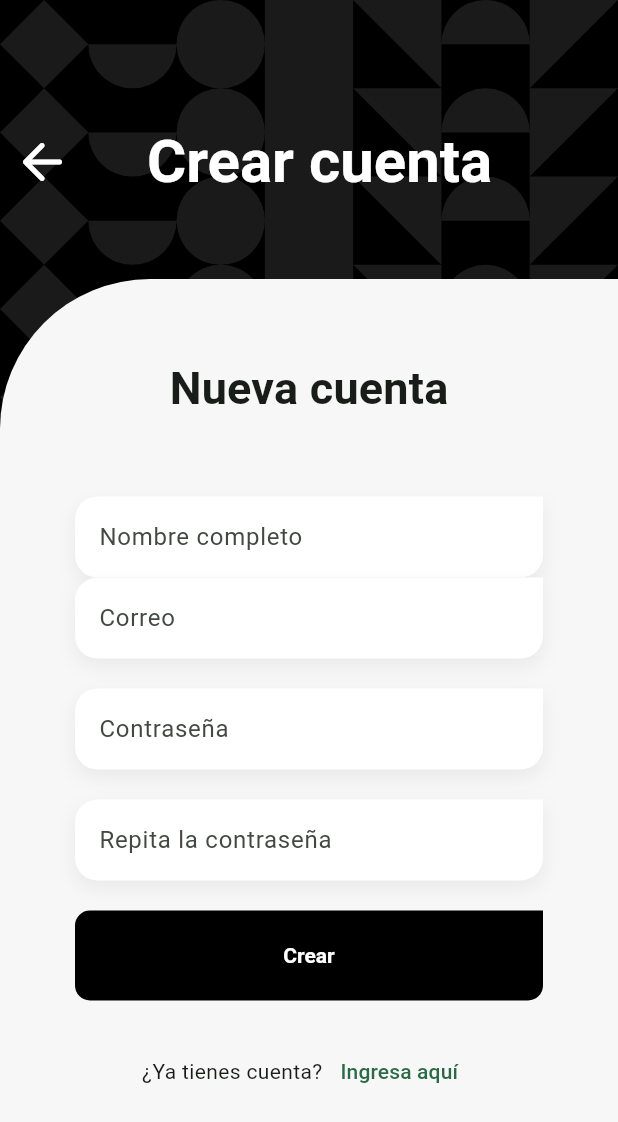
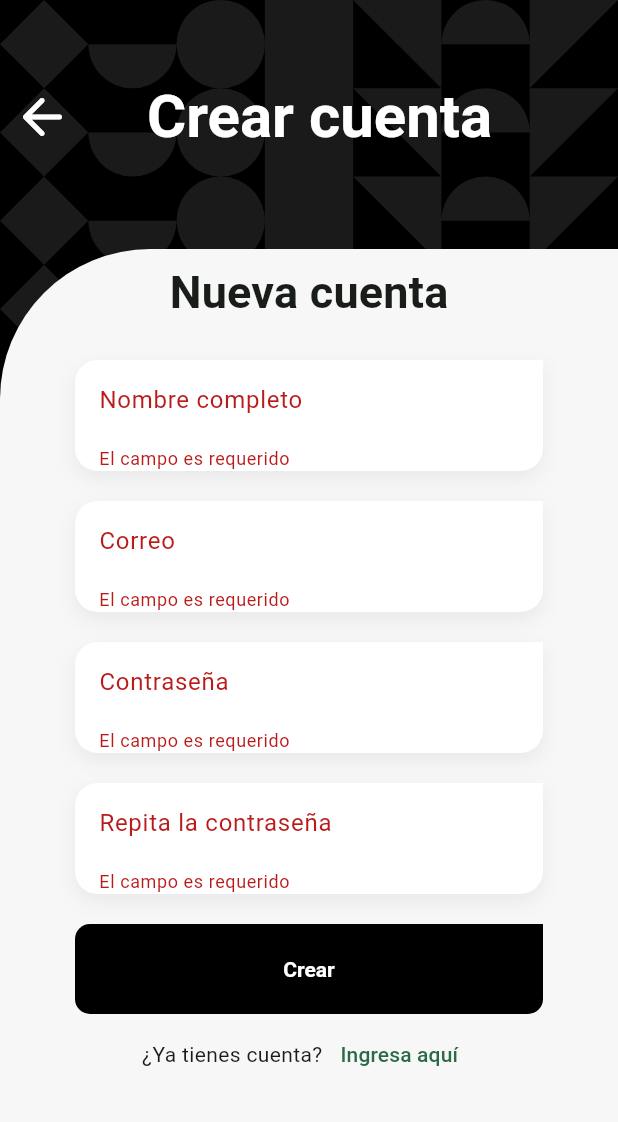
Before and after one commit to FrancoDev7/TesloShop-Flutter, a Flutter app: the RegisterScreen screen opened by its route, after a tap on "Crear", on a phone screen of 412 x 824 dp. Shown: the top 1122 px of the screen. Run offline on Flutter 3.47's test engine with Material 2 defaults, Android fonts, the phone set to English and light mode, and no system bars; our stand-ins replace dio, flutter_dotenv, flutter_riverpod, formz, go_router, google_fonts and 2 more; accounts and stored records are empty; project files that could hold a hidden picture were left out.

Commit message:
warning en register

```diff
--- a/lib/features/auth/presentation/providers/providers.dart
+++ b/lib/features/auth/presentation/providers/providers.dart
@@ -1 +1,2 @@
 export 'login_form_provider.dart';
+export 'register_form_provider.dart';
--- a/lib/features/auth/presentation/screens/register_screen.dart
+++ b/lib/features/auth/presentation/screens/register_screen.dart
@@ -1,5 +1,7 @@
 import 'package:flutter/material.dart';
+import 'package:flutter_riverpod/flutter_riverpod.dart';
 import 'package:go_router/go_router.dart';
+import 'package:teslo_shop/features/auth/presentation/providers/providers.dart';
 import 'package:teslo_shop/features/shared/shared.dart';
 
 class RegisterScreen extends StatelessWidget {
@@ -20,7 +22,7 @@ class RegisterScreen extends StatelessWidget {
         child: Column(
           crossAxisAlignment: CrossAxisAlignment.center,
           children: [
-            const SizedBox(height: 80),
+            const SizedBox(height: 50),
             // Icon Banner
             Row(
               crossAxisAlignment: CrossAxisAlignment.center,
@@ -40,7 +42,7 @@ class RegisterScreen extends StatelessWidget {
               ],
             ),
 
-            const SizedBox(height: 50),
+            const SizedBox(height: 60),
 
             Container(
               height: size.height - 260, // 80 los dos sizebox y 100 el ícono
@@ -59,49 +61,83 @@ class RegisterScreen extends StatelessWidget {
   }
 }
 
-class _RegisterForm extends StatelessWidget {
+class _RegisterForm extends ConsumerWidget {
   const _RegisterForm();
 
   @override
-  Widget build(BuildContext context) {
+  Widget build(BuildContext context, WidgetRef ref) {
+    final registerForm = ref.watch(registerFormProvider);
     final textStyles = Theme.of(context).textTheme;
 
     return Padding(
       padding: const EdgeInsets.symmetric(horizontal: 50),
       child: Column(
         children: [
-          const SizedBox(height: 50),
+          // const SizedBox( height: 30 ),
+          const Spacer(flex: 2),
           Text('Nueva cuenta', style: textStyles.titleMedium),
-          const SizedBox(height: 50),
-          const CustomTextFormField(
+          const Spacer(),
+          const SizedBox(height: 20),
+
+          CustomTextFormField(
             label: 'Nombre completo',
             keyboardType: TextInputType.emailAddress,
+            onChanged:
+                ref.read(registerFormProvider.notifier).onFullNameChanged,
+            errorMessage: registerForm.isFormPosted
+                ? registerForm.fullName.errorMessage
+                : null,
           ),
-          const SizedBox(height: 0),
-          const CustomTextFormField(
+          const SizedBox(height: 20),
+
+          CustomTextFormField(
             label: 'Correo',
             keyboardType: TextInputType.emailAddress,
+            onChanged: ref.read(registerFormProvider.notifier).onEmailChanged,
+            errorMessage: registerForm.isFormPosted
+                ? registerForm.email.errorMessage
+                : null,
           ),
           const SizedBox(height: 20),
-          const CustomTextFormField(
+
+          CustomTextFormField(
             label: 'Contraseña',
             obscureText: true,
+            onChanged:
+                ref.read(registerFormProvider.notifier).onPasswordChanged,
+            errorMessage: registerForm.isFormPosted
+                ? registerForm.password.errorMessage
+                : null,
           ),
+
           const SizedBox(height: 20),
-          const CustomTextFormField(
+
+          CustomTextFormField(
             label: 'Repita la contraseña',
             obscureText: true,
+            onChanged: ref
+                .read(registerFormProvider.notifier)
+                .onConfirmPasswordChanged,
+            errorMessage: registerForm.isFormPosted
+                ? registerForm.confirmPassword.errorMessage
+                : null,
           ),
+
           const SizedBox(height: 20),
+
           SizedBox(
               width: double.infinity,
               height: 60,
               child: CustomFilledButton(
                 text: 'Crear',
                 buttonColor: Colors.black,
-                onPressed: () {},
+                onPressed: () {
+                  ref.read(registerFormProvider.notifier).onFormSubmit();
+                },
               )),
-          const Spacer(flex: 2),
+
+          const Spacer(flex: 1),
+
           Row(
             mainAxisAlignment: MainAxisAlignment.center,
             children: [
@@ -116,6 +152,7 @@ class _RegisterForm extends StatelessWidget {
                   child: const Text('Ingresa aquí'))
             ],
           ),
+
           const Spacer(flex: 1),
         ],
       ),
--- /dev/null
+++ b/lib/features/shared/infrastructure/inputs/fullname.dart
@@ -0,0 +1,35 @@
+import 'package:formz/formz.dart';
+
+// Define input validation errors
+enum FullNameError { empty, format }
+
+// Extend FormzInput and provide the input type and error type.
+class FullName extends FormzInput<String, FullNameError> {
+  static final RegExp fullNameRegExp = RegExp(
+    r'^[a-zA-Z]+(?:\s[a-zA-Z]+)+$',
+  );
+  // Call super.pure to represent an unmodified form input.
+  const FullName.pure() : super.pure('');
+
+  // Call super.dirty to represent a modified form input.
+  const FullName.dirty(String value) : super.dirty(value);
+
+  String? get errorMessage {
+    if (isValid || isPure) return null;
+
+    if (displayError == FullNameError.empty) return 'El campo es requerido';
+    if (displayError == FullNameError.format) {
+      return 'Debe tener Nombre y Apellido';
+    }
+    return null;
+  }
+
+  // Override validator to handle validating a given input value.
+  @override
+  FullNameError? validator(String value) {
+    if (value.isEmpty || value.trim().isEmpty) return FullNameError.empty;
+    if (!fullNameRegExp.hasMatch(value)) return FullNameError.format;
+
+    return null;
+  }
+}
--- a/lib/features/shared/infrastructure/inputs/inputs.dart
+++ b/lib/features/shared/infrastructure/inputs/inputs.dart
@@ -4,3 +4,5 @@ export 'price.dart';
 export 'slug.dart';
 export 'stock.dart';
 export 'title.dart';
+
+export 'fullname.dart';
--- a/pubspec.yaml
+++ b/pubspec.yaml
@@ -20,6 +20,7 @@ dependencies:
   shared_preferences: ^2.2.2
 
 dev_dependencies:
+  change_app_package_name: ^1.1.0
   flutter_lints: ^2.0.0
   flutter_test:
     sdk: flutter
```
Also changed, not shown: lib/features/auth/presentation/providers/auth_provider.dart (+13 -1 lines), lib/features/auth/presentation/providers/register_form_provider.dart (added, +119 -0 lines), lib/features/auth/presentation/screens/login_screen.dart (+6 -6 lines), pubspec.lock, 6 other files.
